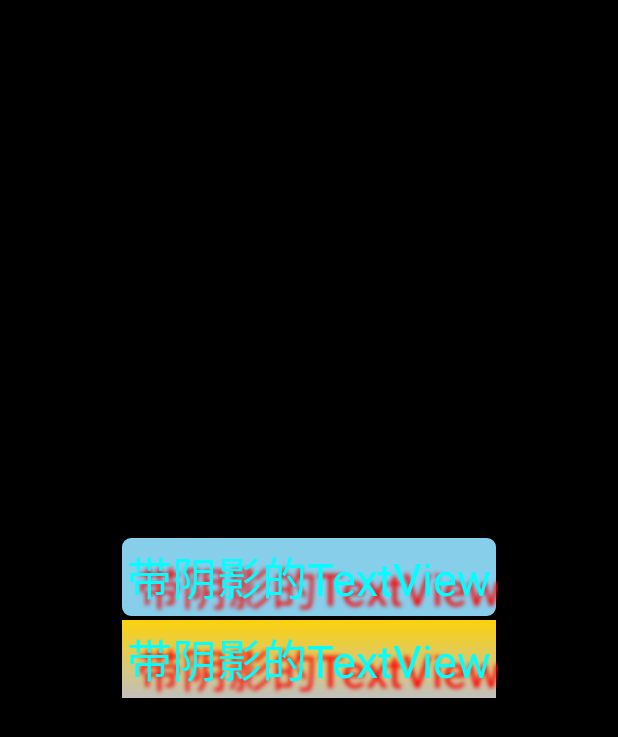
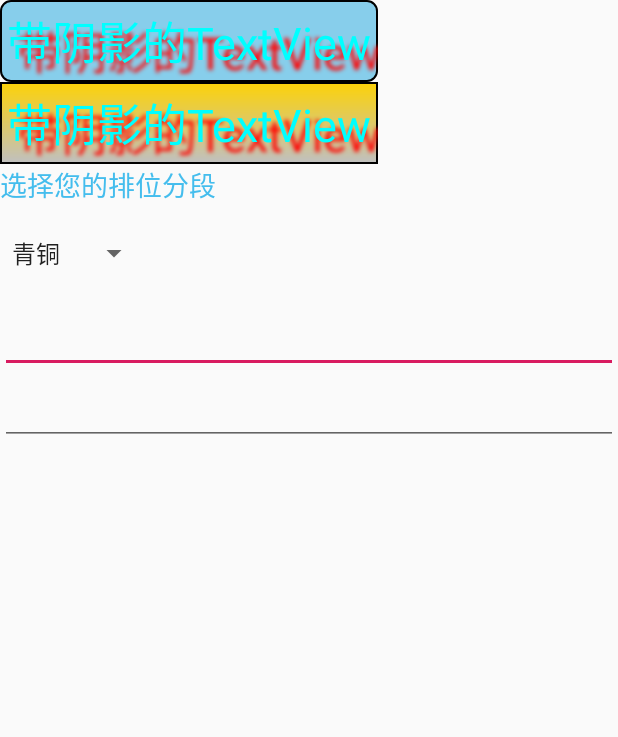
Before and after one commit to kaixuanli/andorid, an Android app: the layout activity_main.xml on its own in the app's theme, with its tools: preview values and no code run, on a phone screen of 412 x 824 dp. Shown: the top 737 px of the screen. Run offline under Robolectric (Android 15) with nearby library versions, the phone set to English and light mode, and no system bars.

Commit message:
AutoCompleteTextView MultiAutoCompleteTextView ExpandableListView Toast的基本使用

```diff
--- a/demo/app/src/main/AndroidManifest.xml
+++ b/demo/app/src/main/AndroidManifest.xml
@@ -9,7 +9,7 @@
         android:roundIcon="@mipmap/ic_launcher_round"
         android:supportsRtl="true"
         android:theme="@style/AppTheme">
-        <activity android:name=".study.Activity.ProgressBar">
+        <activity android:name=".MainActivity">
             <intent-filter>
                 <action android:name="android.intent.action.MAIN" />
 
--- a/demo/app/src/main/java/com/example/myapplication/MainActivity.java
+++ b/demo/app/src/main/java/com/example/myapplication/MainActivity.java
@@ -11,8 +11,10 @@ public class MainActivity extends AppCompatActivity {
     @Override
     protected void onCreate(Bundle savedInstanceState) {
         super.onCreate(savedInstanceState);
-        setContentView(R.layout.login_demo);
+        setContentView(R.layout.activity_main);
+    }
 
+    public void  radioButton(){
         RadioGroup radgroup = findViewById(R.id.radioGroup);
         //第一种获得单选按钮值的方法
         //为radioGroup设置一个监听器:setOnCheckedChanged()
--- a/demo/app/src/main/java/com/example/myapplication/study/Activity/CustomActivity.java
+++ b/demo/app/src/main/java/com/example/myapplication/study/Activity/AnimalActivity.java
@@ -12,7 +12,7 @@ import com.example.myapplication.study.entity.Animal;
 import java.util.LinkedList;
 import java.util.List;
 
-public class CustomActivity extends AppCompatActivity {
+public class AnimalActivity extends AppCompatActivity {
 
     private List<Animal> mData = null;
     private Context mContext;
@@ -23,7 +23,7 @@ public class CustomActivity extends AppCompatActivity {
     protected void onCreate(Bundle savedInstanceState) {
         super.onCreate(savedInstanceState);
         setContentView(R.layout.listview_demo);
-        mContext = CustomActivity.this;
+        mContext = AnimalActivity.this;
         list_animal = (ListView) findViewById(R.id.list_test);
         mData = new LinkedList<Animal>();
         mData.add(new Animal("狗说", "你是狗么?", R.mipmap.dog));
--- a/demo/app/src/main/java/com/example/myapplication/study/Activity/ProgressBar.java
+++ b/demo/app/src/main/java/com/example/myapplication/study/Activity/ProgressBar.java
@@ -12,6 +12,7 @@ import android.widget.Toast;
 import com.example.myapplication.R;
 import com.example.myapplication.study.View.CirclePgBar;
 
+//进度条
 public class ProgressBar extends AppCompatActivity {
 
     private SeekBar sb_normal;
--- a/demo/app/src/main/java/com/example/myapplication/study/Activity/SwitchActivity.java
+++ b/demo/app/src/main/java/com/example/myapplication/study/Activity/SwitchActivity.java
@@ -10,6 +10,7 @@ import android.widget.ToggleButton;
 
 import com.example.myapplication.R;
 
+//开关控件
 public class SwitchActivity extends AppCompatActivity implements CompoundButton.OnCheckedChangeListener {
     private ToggleButton tbtn_open;
     private Switch swh_status;
--- a/demo/app/src/main/res/layout/activity_main.xml
+++ b/demo/app/src/main/res/layout/activity_main.xml
@@ -2,9 +2,7 @@
 <LinearLayout xmlns:android="http://schemas.android.com/apk/res/android"
     android:layout_width="match_parent"
     android:layout_height="match_parent"
-    android:gravity="center"
-    android:orientation="vertical"
-    android:background="#000000">
+    android:orientation="vertical">
 
     <TextView
         android:layout_width="wrap_content"
@@ -31,4 +29,43 @@
         android:textColor="#00FFFF"
         android:textSize="30sp"
         android:background="@drawable/rectangle"/>
+
+
+    <TextView
+        android:layout_width="wrap_content"
+        android:layout_height="wrap_content"
+        android:text="选择您的排位分段"
+        android:textColor="#44BDED"
+        android:textSize="18sp" />
+
+    <Spinner
+        android:id="@+id/spin_one"
+        android:layout_width="100dp"
+        android:layout_height="64dp"
+        android:entries="@array/king"
+        android:spinnerMode="dialog" />
+
+    <!--全词匹配！！completionThreshold填入一个字就提示-->
+    <AutoCompleteTextView
+        android:id="@+id/atv_content"
+        android:layout_width="match_parent"
+        android:layout_height="48dp"
+        android:completionHint="请输入搜索内容"
+        android:completionThreshold="1"
+        android:dropDownHorizontalOffset="5dp" />
+
+
+    <MultiAutoCompleteTextView
+        android:id="@+id/matv_content"
+        android:layout_width="match_parent"
+        android:layout_height="48dp"
+        android:completionThreshold="1"
+        android:dropDownHorizontalOffset="5dp"
+        android:text="" />
+
+    <ExpandableListView
+        android:layout_width="match_parent"
+        android:layout_height="wrap_content">
+    </ExpandableListView>
+
 </LinearLayout>
--- a/demo/app/src/main/res/values/array.xml
+++ b/demo/app/src/main/res/values/array.xml
@@ -5,4 +5,14 @@
         <item>数学</item>
         <item>英语</item>
     </string-array>
+
+    <string-array name="king">
+        <item>青铜</item>
+        <item>白银</item>
+        <item>黄金</item>
+        <item>铂金</item>
+        <item>钻石</item>
+        <item>星耀</item>
+        <item>王者</item>
+    </string-array>
 </resources>
```
Also changed, not shown: demo/app/src/main/java/com/example/myapplication/study/Activity/AutoComplatActivity.java (added, +41 -0 lines), demo/app/src/main/java/com/example/myapplication/study/Activity/ChronometerActivity.java (added, +91 -0 lines), demo/app/src/main/java/com/example/myapplication/study/Activity/ScrollViewActivity.java (added, +59 -0 lines), demo/app/src/main/java/com/example/myapplication/study/Activity/SpinnerActivity.java (added, +56 -0 lines), demo/app/src/main/java/com/example/myapplication/study/entity/Levels.java (added, +31 -0 lines), demo/app/src/main/res/layout/item_spin_hero.xml (added, +24 -0 lines), demo/app/src/main/res/layout/scrollview_demo.xml (added, +30 -0 lines), demo/app/src/main/res/layout/time_date.xml (added, +61 -0 lines).
